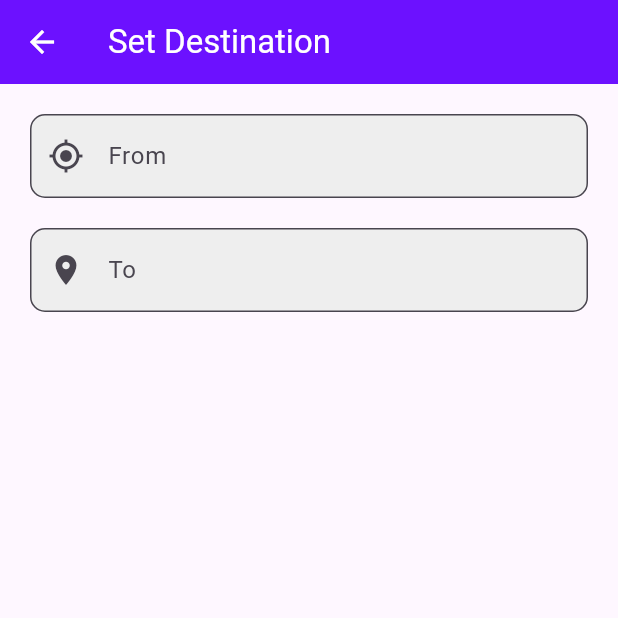
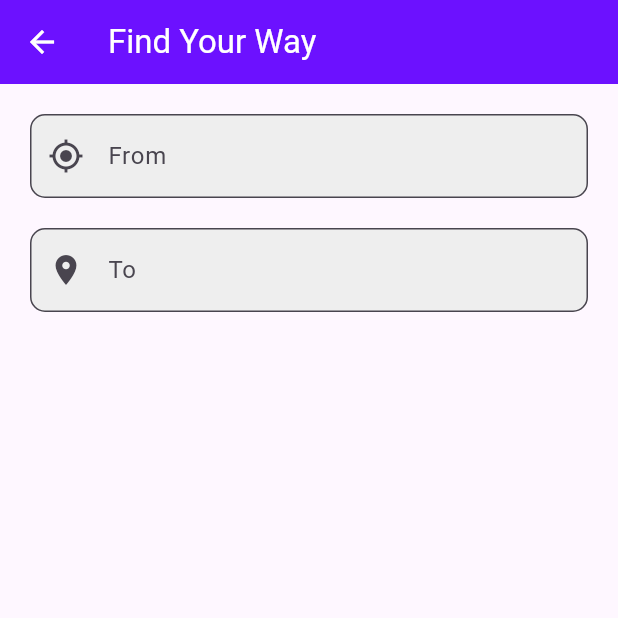
Before and after one commit to StackMaps-com/Campus-Navigation, a Flutter app: the SearchScreen screen opened directly, on a phone screen of 412 x 824 dp, the top half of it. Run offline on Flutter 3.47's test engine with Material 3 defaults, Android fonts, the light colour scheme and no system bars; our stand-ins replace geolocator, google_maps_flutter.

Commit message:
Updated searchscreen.dart

```diff
--- a/lib/pages/searchscreen.dart
+++ b/lib/pages/searchscreen.dart
@@ -8,7 +8,7 @@ class SearchScreen extends StatelessWidget {
   Widget build(BuildContext context) {
     return Scaffold(
       appBar: AppBar(
-        title: const Text("Set Destination", style: TextStyle(color: Colors.white)),
+        title: const Text("Find Your Way", style: TextStyle(color: Colors.white)),
         leading: IconButton(
           icon: const Icon(Icons.arrow_back, color: Colors.white),
           onPressed: () => Navigator.pop(context),
```
